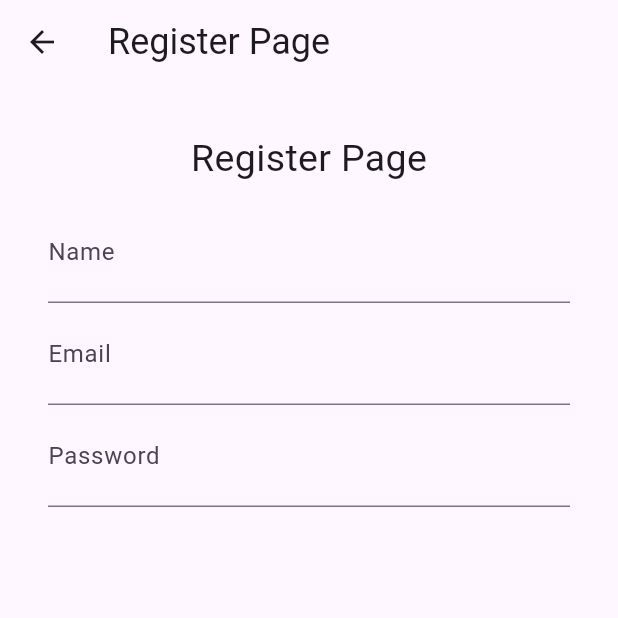
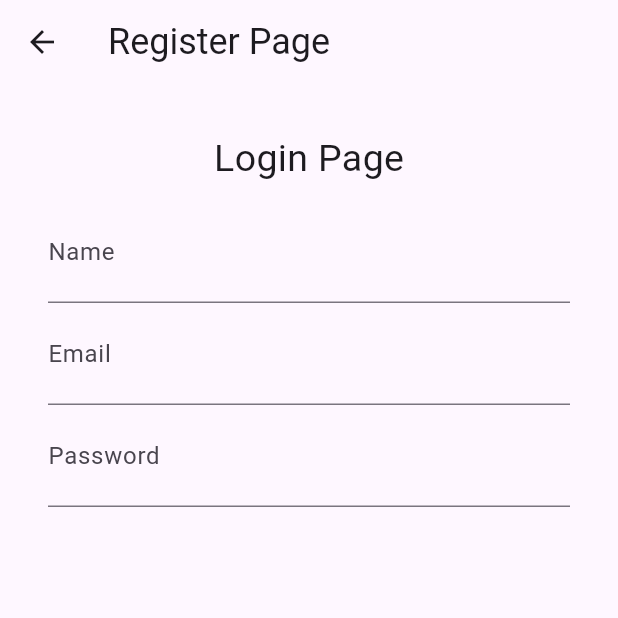
Before and after one commit to bimbimzzz/fic5_ecatalog, a Flutter app: the LoginPage screen opened directly, on a phone screen of 412 x 824 dp, the top half of it. Run offline on Flutter 3.47's test engine with Material 2 defaults, Android fonts, the phone set to English and light mode, and no system bars; our stand-ins replace dartz, flutter_bloc.

Commit message:
register sukses

```diff
--- a/lib/data/models/request/register_request_model.dart
+++ b/lib/data/models/request/register_request_model.dart
@@ -17,7 +17,7 @@ class RegisterRequestModel {
     required this.name,
     required this.email,
     required this.password,
-    this.avatar = '',
+    this.avatar = 'https://api.lorem.space/image/face?w=640&h=480',
   });
 
   Map<String, dynamic> toMap() {
--- a/lib/data/models/response/register_response_model.dart
+++ b/lib/data/models/response/register_response_model.dart
@@ -114,8 +114,7 @@ class RegisterResponseModel {
               : DateTime.parse(json["creationAt"]),
           updatedAt: json["updatedAt"] == null
               ? null
-            : DateTime.parse(json["updatedAt"]),
-      );
+              : DateTime.parse(json["updatedAt"]));
 
   String toJson() => json.encode(toMap());
 
--- a/lib/presentation/login_page.dart
+++ b/lib/presentation/login_page.dart
@@ -20,7 +20,7 @@ class LoginPage extends StatelessWidget {
               crossAxisAlignment: CrossAxisAlignment.center,
               children: [
                 Text(
-                  'Register Page',
+                  'Login Page',
                   style: TextStyle(fontSize: 25),
                 ),
                 SizedBox(
```
Also changed, not shown: pubspec.lock. Lines whose indentation alone changed are shown as unchanged.
